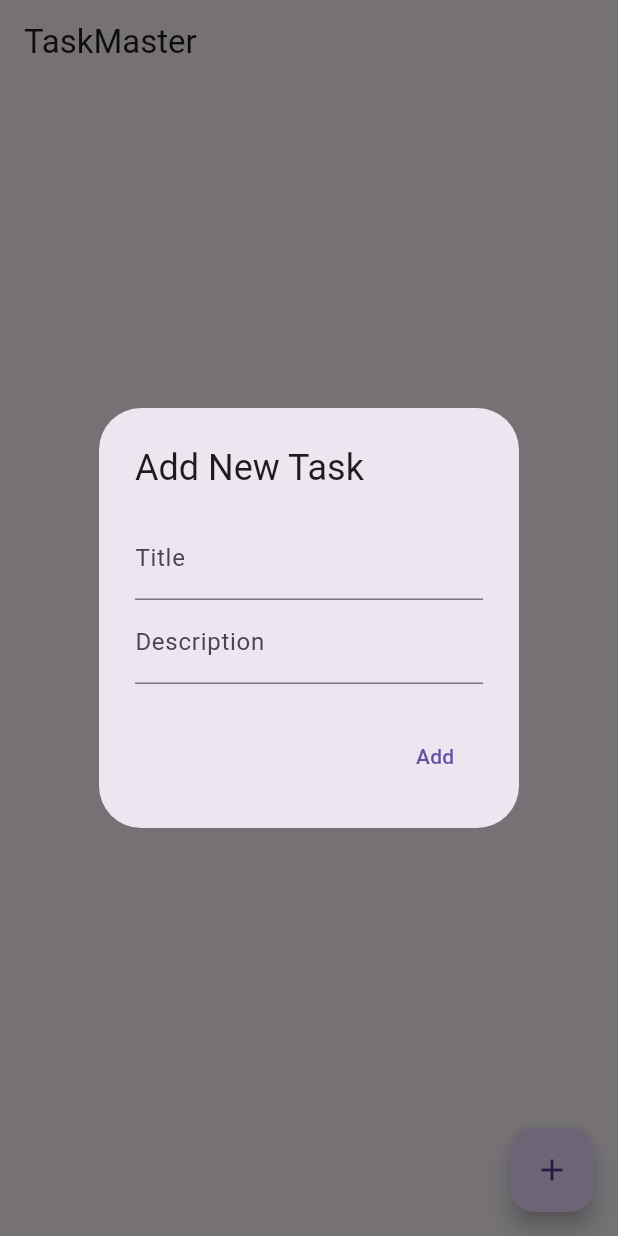
After one commit to onurerdem1/neon_academy_workspace, a Flutter app: the screen it shows after launch, after a tap on the "add" icon, on a phone screen of 412 x 824 dp. The commit adds this screen. Run offline on Flutter 3.47's test engine with Material 3 defaults, Android fonts, the phone set to English and light mode, and no system bars; our stand-ins replace audioplayers, flutter_colorpicker, flutter_local_notifications, flutter_mobx, google_mobile_ads, hive and 6 more; missing offline and left inert: dart:ffi; accounts and stored records are empty; generated files the repository leaves out were written again.

Commit message:
hive done

```diff
--- a/lib/hive.dart
+++ /dev/null
@@ -1,15 +0,0 @@
-import 'package:flutter/material.dart';
-
-class HiveWidget extends StatefulWidget {
-  const HiveWidget({super.key});
-
-  @override
-  State<HiveWidget> createState() => _HiveWidgetState();
-}
-
-class _HiveWidgetState extends State<HiveWidget> {
-  @override
-  Widget build(BuildContext context) {
-    return const Placeholder();
-  }
-}
--- /dev/null
+++ b/lib/hive/hive.dart
@@ -0,0 +1,105 @@
+import 'package:flutter/material.dart';
+import 'package:hive/hive.dart';
+import 'package:hive_flutter/adapters.dart';
+import 'package:neon_academy_workspace/hive/task.dart';
+
+class TaskHomeScreen extends StatefulWidget {
+  @override
+  _TaskHomeScreenState createState() => _TaskHomeScreenState();
+}
+
+class _TaskHomeScreenState extends State<TaskHomeScreen> {
+  final taskBox = Hive.box<Task>('tasksBox');
+
+  final _titleController = TextEditingController();
+  final _descriptionController = TextEditingController();
+
+  void _showAddTaskDialog() {
+    showDialog(
+      context: context,
+      builder: (context) {
+        return AlertDialog(
+          title: Text('Add New Task'),
+          content: Column(
+            mainAxisSize: MainAxisSize.min,
+            children: [
+              TextField(
+                controller: _titleController,
+                decoration: InputDecoration(labelText: 'Title'),
+              ),
+              TextField(
+                controller: _descriptionController,
+                decoration: InputDecoration(labelText: 'Description'),
+              ),
+            ],
+          ),
+          actions: [
+            TextButton(
+              onPressed: () {
+                addTask(_titleController.text, _descriptionController.text);
+                _titleController.clear();
+                _descriptionController.clear();
+                Navigator.of(context).pop();
+                setState(() {});
+              },
+              child: Text('Add'),
+            ),
+          ],
+        );
+      },
+    );
+  }
+
+  void addTask(String title, String description) async {
+    final newTask = Task(title: title, description: description);
+    await taskBox.add(newTask);
+    setState(() {});
+  }
+
+  @override
+  Widget build(BuildContext context) {
+    return Scaffold(
+      appBar: AppBar(
+        title: Text('TaskMaster'),
+      ),
+      body: ValueListenableBuilder(
+        valueListenable: taskBox.listenable(),
+        builder: (context, Box<Task> box, _) {
+          if (box.isEmpty) {
+            return Center(child: Text('No tasks added.'));
+          }
+
+          final tasks = box.values.toList().cast<Task>();
+
+          return ListView.builder(
+            itemCount: tasks.length,
+            itemBuilder: (context, index) {
+              final task = tasks[index];
+
+              return ListTile(
+                title: Text(task.title),
+                subtitle: Text(task.description),
+                trailing: Checkbox(
+                  value: task.isCompleted,
+                  onChanged: (value) {
+                    task.isCompleted = value!;
+                    task.save();
+                    setState(() {});
+                  },
+                ),
+                onLongPress: () {
+                  task.delete();
+                  setState(() {});
+                },
+              );
+            },
+          );
+        },
+      ),
+      floatingActionButton: FloatingActionButton(
+        onPressed: _showAddTaskDialog,
+        child: Icon(Icons.add),
+      ),
+    );
+  }
+}
--- /dev/null
+++ b/lib/hive/task.dart
@@ -0,0 +1,21 @@
+import 'package:hive/hive.dart';
+
+part 'task.g.dart';
+
+@HiveType(typeId: 0)
+class Task extends HiveObject {
+  @HiveField(0)
+  String title;
+
+  @HiveField(1)
+  String description;
+
+  @HiveField(2)
+  bool isCompleted;
+
+  Task({
+    required this.title,
+    required this.description,
+    this.isCompleted = false,
+  });
+}
--- a/lib/main.dart
+++ b/lib/main.dart
@@ -1,7 +1,16 @@
+import 'dart:ffi';
+
 import 'package:flutter/material.dart';
+import 'package:hive_flutter/adapters.dart';
+import 'package:neon_academy_workspace/hive/hive.dart';
+import 'package:neon_academy_workspace/hive/task.dart';
 import 'package:neon_academy_workspace/screen_animations.dart';
 
-void main() {
+void main() async {
+  WidgetsFlutterBinding.ensureInitialized();
+  await Hive.initFlutter();
+  Hive.registerAdapter(TaskAdapter());
+  await Hive.openBox<Task>("tasksbox");
   runApp(MainApp());
 }
 
@@ -12,7 +21,7 @@ class MainApp extends StatelessWidget {
   Widget build(BuildContext context) {
     return MaterialApp(
       home: Scaffold(
-        body: SizeWidget(),
+        body: TaskHomeScreen(),
       ),
       debugShowCheckedModeBanner: false,
     );
```
Also changed, not shown: lib/hive/task.g.dart (added), 1 other file.
